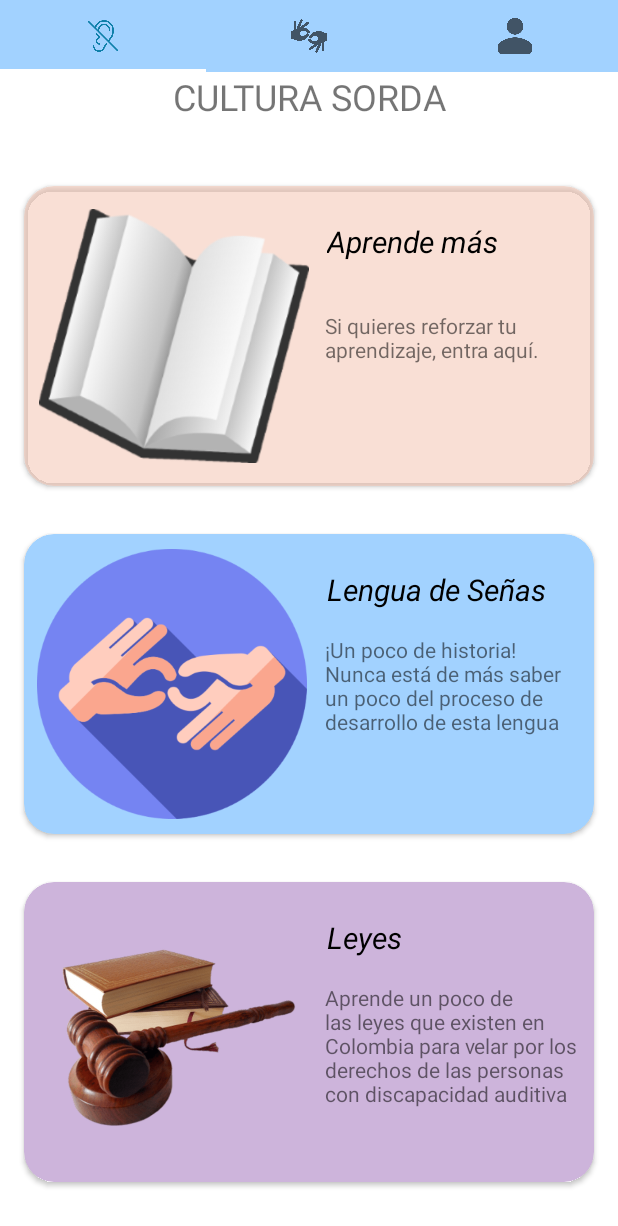
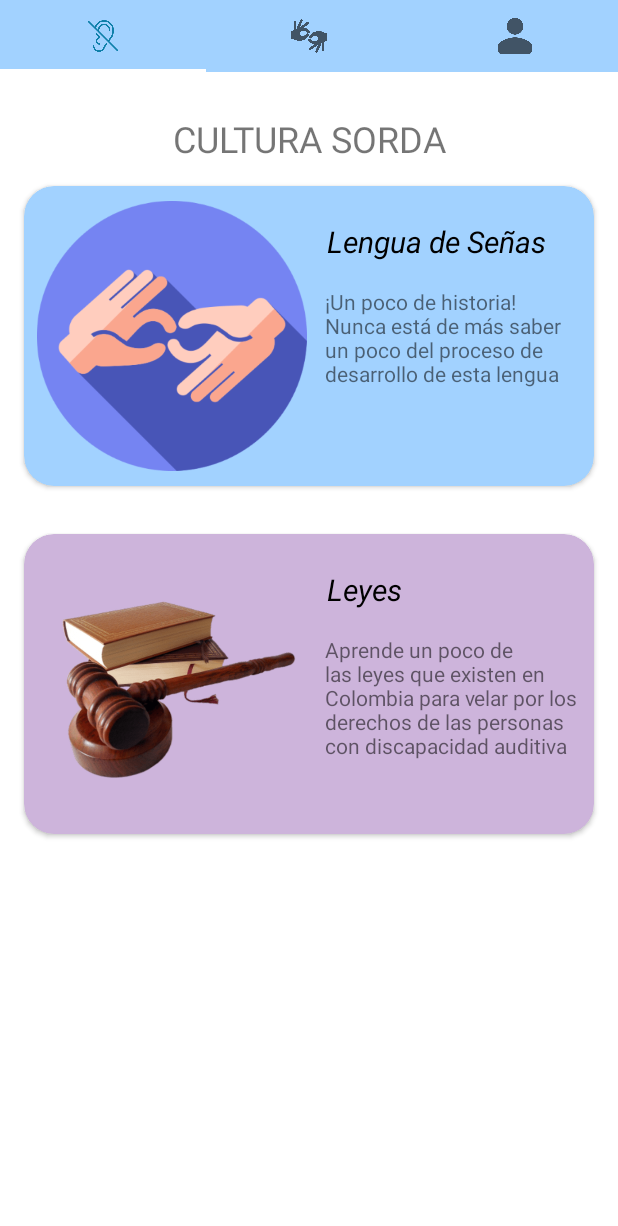
Before and after one commit to dianaamonrooy/LSCof, an Android app: the screen it shows after launch once a user with an empty profile is signed in (TabbedActivity), on a phone screen of 412 x 824 dp. Shown: the top 1226 px of the screen. Run offline under Robolectric (Android 15) with nearby library versions, the phone set to English and light mode, and no system bars; our stand-ins replace Firebase (no records; nobody signed in at launch, a user with empty details on screens opened directly); libraries missing offline, so code that uses them is left out: com.takusemba.spotlight, xyz.hanks.library; 1 statement that could not run was skipped.

Commit message:
Eliminar seccion Aprende Mas Eliminado del fragment y se eliminaron las referencias en la clase.

```diff
--- a/app/src/main/java/com/example/iniciosesin/ControladorTab/CulturaSorda.java
+++ b/app/src/main/java/com/example/iniciosesin/ControladorTab/CulturaSorda.java
@@ -15,7 +15,6 @@ import android.widget.Toast;
 
 import com.example.iniciosesin.Aprende.BotonesVideos;
 import com.example.iniciosesin.R;
-import com.example.iniciosesin.interfaces_cultura.ComunicacionFragments;
 import com.example.iniciosesin.interfaces_cultura.VentanaLeyes;
 import com.example.iniciosesin.interfaces_cultura.datos_culturasorda.DatosHistoria;
 import com.example.iniciosesin.interfaces_cultura.datos_culturasorda.DatosLeyes;
@@ -46,7 +45,6 @@ public class CulturaSorda extends Fragment{
     View vista;
     Activity actividad;
     CardView cardLeyes, cardLS, cardAprenderMas;
-    ComunicacionFragments interfaceComunicacionFragments;
 
     public CulturaSorda() {
         // Required empty public constructor
@@ -87,7 +85,6 @@ public class CulturaSorda extends Fragment{
 
         cardLeyes = vista.findViewById(R.id.leyes);
         cardLS = vista.findViewById(R.id.signlanguage);
-        cardAprenderMas = vista.findViewById(R.id.aprendemas);
 
         cardLeyes.setOnClickListener(new View.OnClickListener() {
             @Override
@@ -95,7 +92,6 @@ public class CulturaSorda extends Fragment{
                 Intent i = new Intent(getActivity().getApplicationContext(), VentanaLeyes.class);
                 i.putExtra("clickEvent", "Leyes");
                 startActivity(i);
-                /*interfaceComunicacionFragments.iniciarLeyes();*/
             }
         });
 
@@ -105,37 +101,19 @@ public class CulturaSorda extends Fragment{
                 Intent i = new Intent(getActivity().getApplicationContext(), VentanaLeyes.class);
                 i.putExtra("clickEvent", "LS");
                 startActivity(i);
-               /* interfaceComunicacionFragments.iniciarLS();*/
-            }
-        });
-
-        cardAprenderMas.setOnClickListener(new View.OnClickListener() {
-            @Override
-            public void onClick(View v) {
-                Toast.makeText(getContext(), "Espere actualizaciones", Toast.LENGTH_SHORT).show();
-                /*interfaceComunicacionFragments.iniciarAprenderMas();*/
             }
         });
 
         return vista;
     }
 
-/*    @Override
-    public void onAttach(Context context) {
-        super.onAttach(context);
-        if (context instanceof Activity){
-            actividad = (Activity) context;
-            interfaceComunicacionFragments= (ComunicacionFragments) actividad;
-        }
-    }*/
-
-    public static ArrayList<Leyes> getLeyes (){
+    public static ArrayList<Leyes> getLeyes(){
         ArrayList<Leyes> arrayLeyes;
         arrayLeyes = DatosLeyes.getLaws();
         return arrayLeyes;
     }
 
-    public static ArrayList<Leyes> getHistoria (){
+    public static ArrayList<Leyes> getHistoria(){
         ArrayList<Leyes> arrayHistoria;
         arrayHistoria = DatosHistoria.getHistory();
         return arrayHistoria;
--- a/app/src/main/res/layout/fragment_cultura_sorda.xml
+++ b/app/src/main/res/layout/fragment_cultura_sorda.xml
@@ -12,7 +12,7 @@
         android:layout_width="match_parent"
         android:layout_height="60dp"
         android:gravity="center_horizontal"
-        android:text="CULTURA SORDA"
+        android:text="\nCULTURA SORDA"
         android:textSize="24sp" />
 
     <ScrollView
@@ -24,60 +24,6 @@
             android:layout_height="wrap_content"
             android:orientation="vertical">
 
-        <androidx.cardview.widget.CardView
-                android:id="@+id/aprendemas"
-                android:layout_width="match_parent"
-                android:layout_height="200dp"
-                android:layout_margin="16dp"
-                app:cardBackgroundColor="@color/color4"
-                app:cardCornerRadius="20dp">
-
-                <RelativeLayout
-                    android:layout_width="match_parent"
-                    android:layout_height="match_parent"
-                    android:orientation="horizontal">
-
-                    <ImageView
-                        android:layout_width="180dp"
-                        android:layout_height="match_parent"
-                        android:layout_alignParentEnd="true"
-                        android:layout_alignParentRight="true"
-                        android:layout_gravity="left"
-                        android:layout_marginEnd="190dp"
-                        android:layout_marginRight="190dp"
-                        android:src="@drawable/libro1" />
-
-                    <TextView
-                        android:layout_width="180dp"
-                        android:layout_height="50dp"
-                        android:layout_alignParentEnd="true"
-                        android:layout_alignParentRight="true"
-                        android:layout_gravity="center_horizontal"
-                        android:layout_marginStart="-200dp"
-                        android:layout_marginLeft="-200dp"
-                        android:layout_marginEnd="-2dp"
-                        android:layout_marginRight="-2dp"
-                        android:text="\nAprende más"
-                        android:textColor="#000000"
-                        android:textSize="20sp"
-                        android:textStyle="italic" />
-
-                    <TextView
-                        android:layout_width="179dp"
-                        android:layout_height="150dp"
-                        android:layout_alignParentEnd="true"
-                        android:layout_alignParentRight="true"
-                        android:layout_alignParentBottom="true"
-                        android:layout_gravity="bottom"
-                        android:layout_marginEnd="0dp"
-                        android:layout_marginRight="0dp"
-                        android:layout_marginBottom="-1dp"
-                        android:text="\n\nSi quieres reforzar tu aprendizaje, entra aquí."/>
-
-
-                </RelativeLayout>
-
-            </androidx.cardview.widget.CardView>
         <androidx.cardview.widget.CardView
                 android:id="@+id/signlanguage"
                 android:layout_width="match_parent"
@@ -96,7 +42,7 @@
                         android:layout_height="match_parent"
                         android:layout_alignParentEnd="true"
                         android:layout_alignParentRight="true"
-                        android:layout_gravity="left"
+                        android:layout_gravity="start"
                         android:layout_marginEnd="191dp"
                         android:layout_marginRight="191dp"
                         android:src="@drawable/lenguasenas1" />
@@ -152,7 +98,7 @@
                     android:layout_height="match_parent"
                     android:layout_alignParentEnd="true"
                     android:layout_alignParentRight="true"
-                    android:layout_gravity="left"
+                    android:layout_gravity="start"
                     android:layout_marginEnd="191dp"
                     android:layout_marginRight="191dp"
                     android:src="@drawable/mazo" />
```
